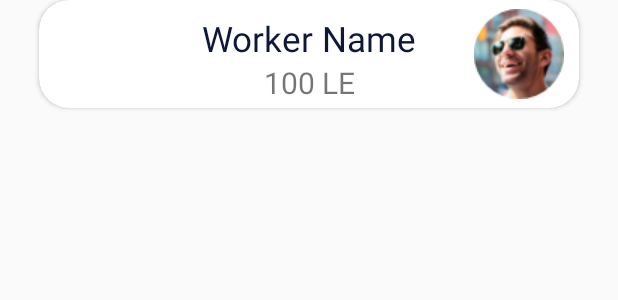
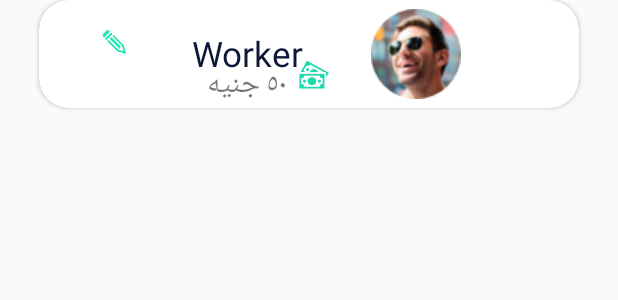
Before and after one commit to ahmed1hisham/osta-belya, an Android app: the layout worker_item.xml on its own in the app's theme, with its tools: preview values and no code run, on a phone screen of 412 x 824 dp. Shown: the top 300 px of the screen. Run offline under Robolectric (Android 15) with nearby library versions, the phone set to English and light mode, and no system bars.

Commit message:
3amala xml updated

```diff
--- a/app/src/main/res/layout/worker_item.xml
+++ b/app/src/main/res/layout/worker_item.xml
@@ -14,45 +14,55 @@
                                         android:layout_marginLeft="26dp"
                                         android:layout_marginRight="26dp">
 
-        <android.support.constraint.ConstraintLayout android:layout_width="match_parent"
+        <RelativeLayout android:layout_width="match_parent"
                                                      android:layout_height="match_parent">
 
             <TextView
                     android:text="Worker Name"
-                    android:textSize="23sp"
-                    android:layout_width="wrap_content"
-                    android:layout_height="wrap_content"
+                    android:textSize="23dp"
+                    android:layout_width="101dp"
+                    android:layout_height="31dp"
                     android:id="@+id/worker_name"
-                    app:layout_constraintRight_toRightOf="parent"
-                    app:layout_constraintLeft_toLeftOf="parent"
-                    android:layout_marginTop="10dp"
-                    app:layout_constraintTop_toTopOf="parent"
+android:layout_marginLeft="102dp"
+                    android:layout_marginTop="20dp"
                     android:textColor="#0F1738"
             />
 
             <TextView
-                    android:text="100 LE"
+                    android:text=" ٥٠ جنيه"
                     android:layout_width="wrap_content"
                     android:textSize="20sp"
                     android:layout_height="wrap_content"
                     android:id="@+id/worker_salary"
-
-                    app:layout_constraintTop_toBottomOf="@id/worker_name"
-                    app:layout_constraintLeft_toLeftOf="@id/worker_name"
-                    app:layout_constraintRight_toRightOf="@id/worker_name"/>
+            android:layout_marginLeft="111.9dp"
+            android:layout_marginTop="40dp"/>
 
             <ImageView
-                    android:layout_width="wrap_content"
-                    android:layout_height="wrap_content" app:srcCompat="@drawable/img_default_3amala"
+                    android:layout_width="16dp"
+                    android:layout_height="16dp"
+            android:layout_marginLeft="42dp"
+            android:layout_marginTop="20dp"
+            android:background="@drawable/edit"/>
+
+            <ImageView
+                    android:layout_width="20dp"
+                    android:layout_height="20dp"
+                    android:layout_marginLeft="173dp"
+                    android:layout_marginTop="39dp"
+                    android:background="@drawable/money_icon"/>
+
+
+            <ImageView
+                    android:layout_width="60dp"
+                    android:layout_height="60dp" app:srcCompat="@drawable/img_default_3amala"
                     android:id="@+id/worker_image_iv"
-                    app:layout_constraintRight_toRightOf="parent"
-                    android:layout_marginRight="10dp"
-                    app:layout_constraintTop_toTopOf="parent"
-                    app:layout_constraintBottom_toBottomOf="parent"
+                    android:layout_marginLeft="221.32dp"
+                    android:layout_marginTop="6dp"
+
 
             />
 
-        </android.support.constraint.ConstraintLayout>
+        </RelativeLayout>
 
     </android.support.v7.widget.CardView>
 
```
Also changed, not shown: app/src/main/res/drawable/edit.png (added), app/src/main/res/drawable/money_icon.png (added).
